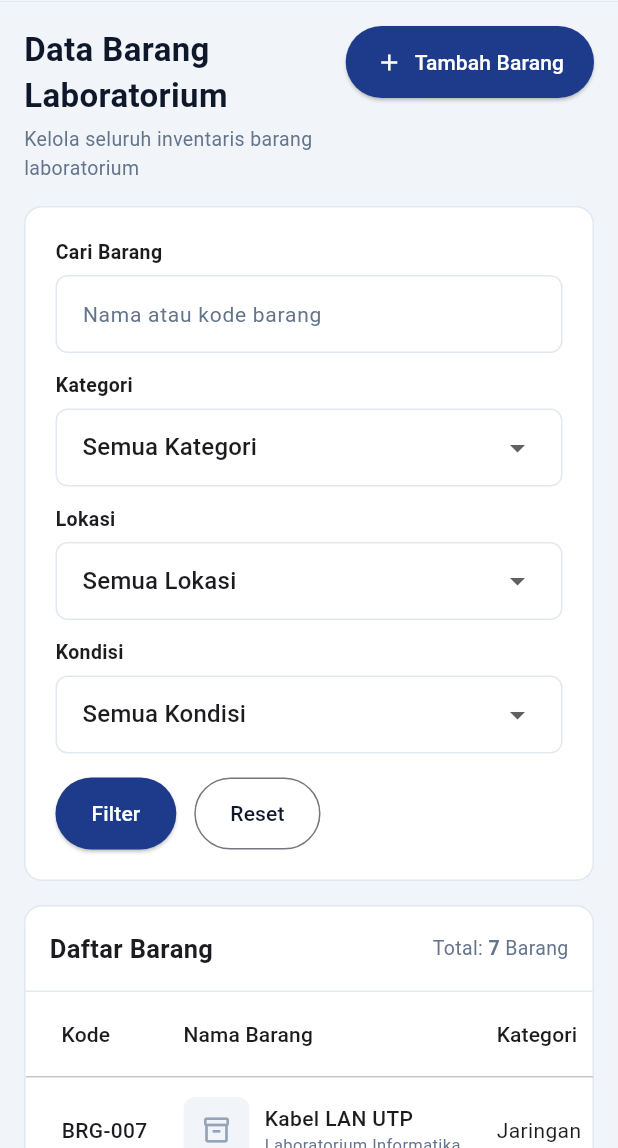
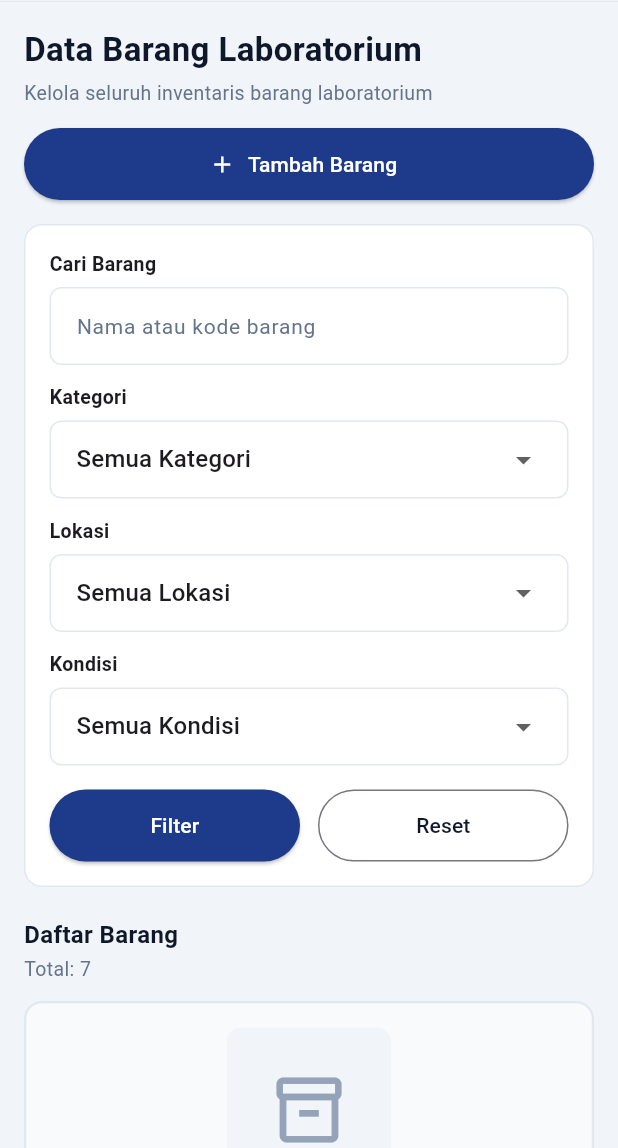
Before and after one commit to Hazsaja/FrontEndPBM_Project_Inventaris, a Flutter app: the Barang screen opened by its route, on a phone screen of 412 x 824 dp, the part 88-1236 px from its top. Run offline on Flutter 3.47's test engine with Material 3 defaults, Android fonts, the light colour scheme and no system bars; our stand-ins replace file_picker; network calls fail.

Commit message:
FIx/again

```diff
--- a/lib/page/barang.dart
+++ b/lib/page/barang.dart
@@ -176,6 +176,7 @@ class GambarBarang extends StatelessWidget {
   final double lebar;
   final double tinggi;
   final double radius;
+  final BoxFit fit;
 
   const GambarBarang({
     super.key,
@@ -184,6 +185,7 @@ class GambarBarang extends StatelessWidget {
     required this.lebar,
     required this.tinggi,
     this.radius = 8,
+    this.fit = BoxFit.contain,
   });
 
   Widget _ikon() {
@@ -205,7 +207,7 @@ class GambarBarang extends StatelessWidget {
         bytes!,
         width: lebar,
         height: tinggi,
-        fit: BoxFit.cover,
+        fit: fit,
         errorBuilder: (context, error, stackTrace) => _ikon(),
       );
     }
@@ -214,7 +216,7 @@ class GambarBarang extends StatelessWidget {
       url,
       width: lebar,
       height: tinggi,
-      fit: BoxFit.cover,
+      fit: fit,
       errorBuilder: (context, error, stackTrace) => _ikon(),
       loadingBuilder: (context, child, progress) {
         if (progress == null) return child;
@@ -233,7 +235,12 @@ class GambarBarang extends StatelessWidget {
   Widget build(BuildContext context) {
     return ClipRRect(
       borderRadius: BorderRadius.circular(radius),
+      child: Container(
+        width: lebar,
+        height: tinggi,
+        color: Colors.white,
         child: _isi(),
+      ),
     );
   }
 }
@@ -383,9 +390,9 @@ class KartuFilter extends StatelessWidget {
     required this.onReset,
   });
 
-  Widget _label(String teks, {double atas = 12}) {
+  Widget _label(String teks) {
     return Padding(
-      padding: EdgeInsets.only(bottom: 6, top: atas),
+      padding: const EdgeInsets.only(bottom: 6, top: 12),
       child: Text(
         teks,
         style: const TextStyle(fontSize: 13, fontWeight: FontWeight.w600),
@@ -414,40 +421,10 @@ class KartuFilter extends StatelessWidget {
     );
   }
 
-  Widget _kolom(String label, Widget isi) {
-    return Column(
-      crossAxisAlignment: CrossAxisAlignment.start,
-      children: [
-        _label(label, atas: 0),
-        isi,
-      ],
-    );
-  }
-
   @override
   Widget build(BuildContext context) {
-    final Widget fCari = _kolom(
-      'Cari Barang',
-      TextField(
-        controller: cari,
-        decoration: dekorasi('Nama atau kode barang'),
-      ),
-    );
-    final Widget fKategori = _kolom(
-      'Kategori',
-      _dropdown('Semua Kategori', kategori, daftarKategori, onKategori),
-    );
-    final Widget fLokasi = _kolom(
-      'Lokasi',
-      _dropdown('Semua Lokasi', lokasi, daftarLokasi, onLokasi),
-    );
-    final Widget fKondisi = _kolom(
-      'Kondisi',
-      _dropdown('Semua Kondisi', kondisi, daftarKondisi, onKondisi),
-    );
-
     return Container(
-      padding: const EdgeInsets.all(20),
+      padding: const EdgeInsets.all(16),
       decoration: BoxDecoration(
         color: Colors.white,
         border: Border.all(color: warnaGaris),
@@ -456,58 +433,45 @@ class KartuFilter extends StatelessWidget {
       child: Column(
         crossAxisAlignment: CrossAxisAlignment.start,
         children: [
-          LayoutBuilder(
-            builder: (context, c) {
-              if (c.maxWidth >= 700) {
-                return Row(
-                  crossAxisAlignment: CrossAxisAlignment.start,
-                  children: [
-                    Expanded(child: fCari),
-                    const SizedBox(width: 16),
-                    Expanded(child: fKategori),
-                    const SizedBox(width: 16),
-                    Expanded(child: fLokasi),
-                    const SizedBox(width: 16),
-                    Expanded(child: fKondisi),
-                  ],
-                );
-              }
-              return Column(
-                crossAxisAlignment: CrossAxisAlignment.start,
-                children: [
-                  fCari,
-                  const SizedBox(height: 12),
-                  fKategori,
-                  const SizedBox(height: 12),
-                  fLokasi,
-                  const SizedBox(height: 12),
-                  fKondisi,
-                ],
-              );
-            },
+          const Text(
+            'Cari Barang',
+            style: TextStyle(fontSize: 13, fontWeight: FontWeight.w600),
           ),
+          const SizedBox(height: 6),
+          TextField(
+            controller: cari,
+            decoration: dekorasi('Nama atau kode barang'),
+          ),
+          _label('Kategori'),
+          _dropdown('Semua Kategori', kategori, daftarKategori, onKategori),
+          _label('Lokasi'),
+          _dropdown('Semua Lokasi', lokasi, daftarLokasi, onLokasi),
+          _label('Kondisi'),
+          _dropdown('Semua Kondisi', kondisi, daftarKondisi, onKondisi),
           const SizedBox(height: 16),
           Row(
             children: [
-              ElevatedButton(
+              Expanded(
+                child: ElevatedButton(
                   onPressed: onFilter,
                   style: ElevatedButton.styleFrom(
                     backgroundColor: warnaUtama,
                     foregroundColor: Colors.white,
-                  padding:
-                      const EdgeInsets.symmetric(horizontal: 24, vertical: 14),
+                    minimumSize: const Size(0, 48),
                   ),
                   child: const Text('Filter'),
                 ),
+              ),
               const SizedBox(width: 12),
-              OutlinedButton(
+              Expanded(
+                child: OutlinedButton(
                   onPressed: onReset,
                   style: OutlinedButton.styleFrom(
                     foregroundColor: warnaTulisan,
-                  padding:
-                      const EdgeInsets.symmetric(horizontal: 24, vertical: 14),
+                    minimumSize: const Size(0, 48),
                   ),
                   child: const Text('Reset'),
+                ),
               ),
             ],
           ),
@@ -983,67 +947,111 @@ class _BarangState extends State<Barang> {
     );
   }
 
-  DataRow _baris(ItemBarang b) {
-    return DataRow(
-      cells: [
-        DataCell(
-          Text(b.kode, style: const TextStyle(fontWeight: FontWeight.w500)),
+  Widget _kartu(ItemBarang b) {
+    return Container(
+      margin: const EdgeInsets.only(bottom: 12),
+      padding: const EdgeInsets.all(16),
+      decoration: BoxDecoration(
+        color: const Color(0xFFF8FAFC),
+        border: Border.all(color: warnaGaris, width: 1.5),
+        borderRadius: BorderRadius.circular(12),
       ),
-        DataCell(
+      child: Column(
+        crossAxisAlignment: CrossAxisAlignment.start,
+        children: [
+          Center(
+              child: GambarBarang(
+            url: b.gambar,
+            bytes: b.gambarBytes,
+            lebar: 110,
+            tinggi: 110,
+            radius: 10,
+          )),
+          const SizedBox(height: 14),
+          Row(
+            crossAxisAlignment: CrossAxisAlignment.start,
+            children: [
+              Expanded(
+                child: Column(
+                  crossAxisAlignment: CrossAxisAlignment.start,
+                  children: [
+                    Text(
+                      b.kode,
+                      style: const TextStyle(
+                        fontSize: 13,
+                        fontWeight: FontWeight.w700,
+                        color: warnaAbu,
+                      ),
+                    ),
+                    const SizedBox(height: 2),
+                    Text(
+                      b.nama,
+                      style: const TextStyle(
+                        fontSize: 16,
+                        fontWeight: FontWeight.w700,
+                        color: warnaTulisan,
+                      ),
+                    ),
+                  ],
+                ),
+              ),
+              const SizedBox(width: 8),
+              lencanaStok(b.stok),
+            ],
+          ),
+          const SizedBox(height: 8),
+          Text(
+            '${b.kategori} · ${b.lab}',
+            style: const TextStyle(fontSize: 13, color: warnaAbu),
+          ),
+          const SizedBox(height: 4),
+          Text(
+            'Stok ${b.stok} Unit · ${b.kondisi}',
+            style: const TextStyle(fontSize: 13, color: warnaTulisan),
+          ),
+          const SizedBox(height: 14),
           Row(
             children: [
-              GambarBarang(
-                url: b.gambar,
-                bytes: b.gambarBytes,
-                lebar: 44,
-                tinggi: 44,
-                radius: 8,
+              Expanded(
+                child: OutlinedButton(
+                  onPressed: () => showDetailBarang(context, b),
+                  style: OutlinedButton.styleFrom(
+                    foregroundColor: warnaTulisan,
+                    minimumSize: const Size(0, 44),
+                    padding: EdgeInsets.zero,
                   ),
-              const SizedBox(width: 10),
-              Column(
-                mainAxisAlignment: MainAxisAlignment.center,
-                crossAxisAlignment: CrossAxisAlignment.start,
-                children: [
-                  Text(b.nama,
-                      style: const TextStyle(fontWeight: FontWeight.w500)),
-                  Text(b.lab,
-                      style: const TextStyle(fontSize: 11, color: warnaAbu)),
+                  child: const Text('Detail'),
+                ),
+              ),
+              const SizedBox(width: 8),
+              Expanded(
+                child: OutlinedButton(
+                  onPressed: () => _edit(b),
+                  style: OutlinedButton.styleFrom(
+                    foregroundColor: warnaTulisan,
+                    minimumSize: const Size(0, 44),
+                    padding: EdgeInsets.zero,
+                  ),
+                  child: const Text('Edit'),
+                ),
+              ),
+              const SizedBox(width: 8),
+              Expanded(
+                child: ElevatedButton(
+                  onPressed: () => _konfirmasiHapus(b),
+                  style: ElevatedButton.styleFrom(
+                    backgroundColor: const Color(0xFFDC2626),
+                    foregroundColor: Colors.white,
+                    minimumSize: const Size(0, 44),
+                    padding: EdgeInsets.zero,
+                  ),
+                  child: const Text('Hapus'),
+                ),
+              ),
             ],
           ),
         ],
       ),
-        ),
-        DataCell(Text(b.kategori)),
-        DataCell(Text(b.lokasi)),
-        DataCell(
-          Text('${b.stok}',
-              style: const TextStyle(fontWeight: FontWeight.bold)),
-        ),
-        const DataCell(Text('Unit')),
-        DataCell(lencanaKondisi(b.kondisi)),
-        DataCell(lencanaStok(b.stok)),
-        DataCell(
-          Row(
-            children: [
-              IconButton(
-                onPressed: () => showDetailBarang(context, b),
-                icon: const Icon(Icons.visibility_outlined, size: 18),
-                color: const Color(0xFF2563EB),
-              ),
-              IconButton(
-                onPressed: () => _edit(b),
-                icon: const Icon(Icons.edit_outlined, size: 18),
-                color: const Color(0xFF16A34A),
-              ),
-              IconButton(
-                onPressed: () => _konfirmasiHapus(b),
-                icon: const Icon(Icons.delete_outline, size: 18),
-                color: const Color(0xFFDC2626),
-              ),
-            ],
-          ),
-        ),
-      ],
     );
   }
 
@@ -1060,14 +1068,7 @@ class _BarangState extends State<Barang> {
         child: Column(
           crossAxisAlignment: CrossAxisAlignment.start,
           children: [
-            Row(
-              crossAxisAlignment: CrossAxisAlignment.start,
-              children: [
-                const Expanded(
-                  child: Column(
-                    crossAxisAlignment: CrossAxisAlignment.start,
-                    children: [
-                      Text(
+            const Text(
               'Data Barang Laboratorium',
               style: TextStyle(
                 fontSize: 22,
@@ -1075,27 +1076,24 @@ class _BarangState extends State<Barang> {
                 color: warnaTulisan,
               ),
             ),
-                      SizedBox(height: 4),
-                      Text(
+            const SizedBox(height: 4),
+            const Text(
               'Kelola seluruh inventaris barang laboratorium',
               style: TextStyle(fontSize: 13, color: warnaAbu),
             ),
-                    ],
-                  ),
-                ),
-                const SizedBox(width: 12),
-                ElevatedButton.icon(
+            const SizedBox(height: 14),
+            SizedBox(
+              width: double.infinity,
+              child: ElevatedButton.icon(
                 onPressed: _tambah,
                 icon: const Icon(Icons.add, size: 18),
                 label: const Text('Tambah Barang'),
                 style: ElevatedButton.styleFrom(
                   backgroundColor: warnaUtama,
                   foregroundColor: Colors.white,
-                    padding: const EdgeInsets.symmetric(
-                        horizontal: 20, vertical: 14),
+                  minimumSize: const Size(0, 48),
                 ),
               ),
-              ],
             ),
             const SizedBox(height: 16),
             KartuFilter(
@@ -1109,84 +1107,41 @@ class _BarangState extends State<Barang> {
               onFilter: _terapkanFilter,
               onReset: _resetFilter,
             ),
-            const SizedBox(height: 16),
+            const SizedBox(height: 20),
+            const Text(
+              'Daftar Barang',
+              style: TextStyle(
+                fontSize: 16,
+                fontWeight: FontWeight.w700,
+                color: warnaTulisan,
+              ),
+            ),
+            const SizedBox(height: 2),
+            Text(
+              'Total: ${hasil.length}',
+              style: const TextStyle(fontSize: 13, color: warnaAbu),
+            ),
+            const SizedBox(height: 12),
+            if (hasil.isEmpty)
               Container(
+                width: double.infinity,
+                padding: const EdgeInsets.symmetric(vertical: 40),
                 decoration: BoxDecoration(
                   color: Colors.white,
                   border: Border.all(color: warnaGaris),
                   borderRadius: BorderRadius.circular(12),
                 ),
-              child: Column(
-                crossAxisAlignment: CrossAxisAlignment.start,
+                child: const Column(
                   children: [
-                  Padding(
-                    padding: const EdgeInsets.all(16),
-                    child: Row(
-                      mainAxisAlignment: MainAxisAlignment.spaceBetween,
-                      children: [
-                        const Text(
-                          'Daftar Barang',
-                          style: TextStyle(
-                              fontSize: 17, fontWeight: FontWeight.w600),
-                        ),
-                        Text.rich(
-                          TextSpan(
-                            style:
-                                const TextStyle(fontSize: 13, color: warnaAbu),
-                            children: [
-                              const TextSpan(text: 'Total: '),
-                              TextSpan(
-                                text: '${hasil.length}',
-                                style: const TextStyle(
-                                    fontWeight: FontWeight.bold),
-                              ),
-                              const TextSpan(text: ' Barang'),
-                            ],
-                          ),
-                        ),
-                      ],
-                    ),
-                  ),
-                  const Divider(height: 1, color: warnaGaris),
-                  if (hasil.isEmpty)
-                    const Padding(
-                      padding: EdgeInsets.symmetric(vertical: 48),
-                      child: Center(
-                        child: Column(
-                          children: [
-                            Icon(Icons.search_off,
-                                size: 48, color: Color(0xFF94A3B8)),
+                    Icon(Icons.search_off, size: 48, color: Color(0xFF94A3B8)),
                     SizedBox(height: 8),
                     Text('Tidak ada data barang ditemukan.',
                         style: TextStyle(color: warnaAbu)),
                   ],
                 ),
-                      ),
               )
             else
-                    SingleChildScrollView(
-                      scrollDirection: Axis.horizontal,
-                      child: DataTable(
-                        dataRowMinHeight: 64,
-                        dataRowMaxHeight: 72,
-                        columnSpacing: 24,
-                        columns: const [
-                          DataColumn(label: Text('Kode')),
-                          DataColumn(label: Text('Nama Barang')),
-                          DataColumn(label: Text('Kategori')),
-                          DataColumn(label: Text('Lokasi')),
-                          DataColumn(label: Text('Stok')),
-                          DataColumn(label: Text('Satuan')),
-                          DataColumn(label: Text('Kondisi')),
-                          DataColumn(label: Text('Status')),
-                          DataColumn(label: Text('Aksi')),
-                        ],
-                        rows: hasil.map(_baris).toList(),
-                      ),
-                    ),
-                ],
-              ),
-            ),
+              Column(children: hasil.map(_kartu).toList()),
           ],
         ),
       ),
```
Also changed, not shown: lib/main.dart (line endings or trailing spaces). Lines whose indentation alone changed are shown as unchanged.
